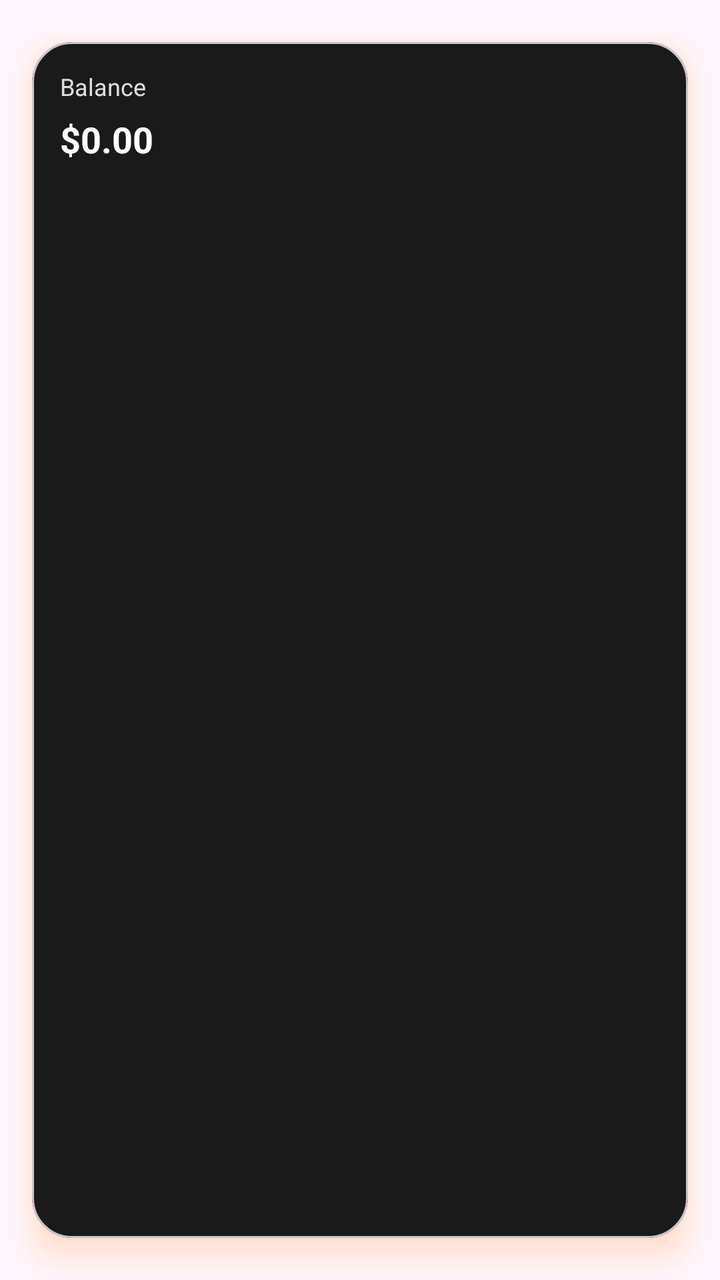
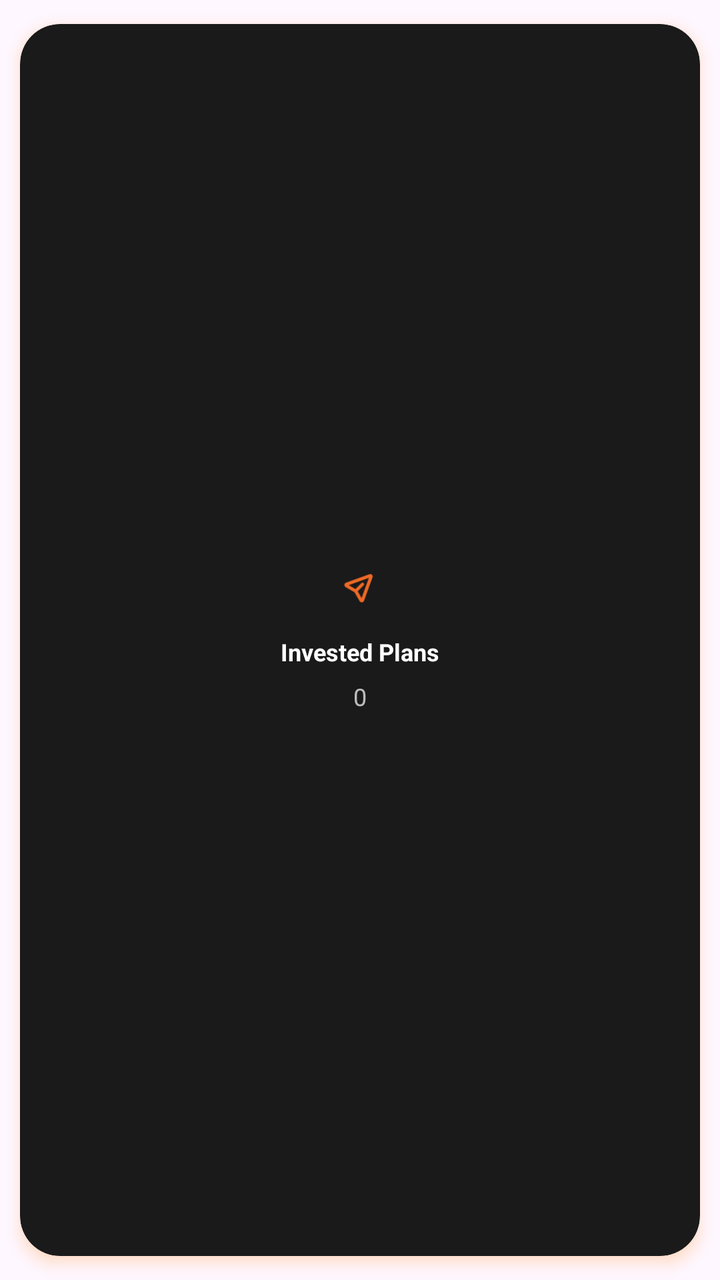

Two renders of the same Android screen: before a commit and after it. Below are the layout's source before the change and the commit's diff.
<!-- AndroidManifest.xml: application theme Theme.Bitbloom -->
<!-- res/layout/item_stat_small.xml -->
<?xml version="1.0" encoding="utf-8"?>
<com.google.android.material.card.MaterialCardView xmlns:android="http://schemas.android.com/apk/res/android"
    xmlns:card_view="http://schemas.android.com/apk/res-auto"
    android:layout_width="match_parent"
    android:layout_height="92dp"
    android:foreground="@drawable/ripple_dark"
    android:clickable="true"
    android:focusable="true"
    card_view:cardUseCompatPadding="true"
    card_view:cardCornerRadius="20dp"
    card_view:cardElevation="10dp"
    card_view:cardBackgroundColor="#1A1A1A"
    android:outlineAmbientShadowColor="#FF7B00"
    android:outlineSpotShadowColor="#FF7B00">

    <LinearLayout
        android:layout_width="match_parent"
        android:layout_height="match_parent"
        android:padding="14dp"
        android:orientation="vertical">

        <TextView
            android:id="@+id/tvTitle"
            android:layout_width="match_parent"
            android:layout_height="wrap_content"
            android:text="Balance"
            android:textColor="@android:color/white"
            android:textSize="12sp"
            android:alpha="0.85"/>

        <TextView
            android:id="@+id/tvValue"
            android:layout_width="match_parent"
            android:layout_height="wrap_content"
            android:layout_marginTop="6dp"
            android:text="$0.00"
            android:textColor="@android:color/white"
            android:textStyle="bold"
            android:textSize="18sp"/>
    </LinearLayout>
</com.google.android.material.card.MaterialCardView>
<!-- resources referenced by this layout -->
<resources>
  <!-- drawable ripple_dark (drawable) -->
  <?xml version="1.0" encoding="utf-8"?>
  <ripple xmlns:android="http://schemas.android.com/apk/res/android"
      android:color="#26FFFFFF">
      <item android:id="@android:id/mask">
          <shape android:shape="rectangle">
              <corners android:radius="20dp"/>
              <solid android:color="#FFFFFFFF"/>
          </shape>
      </item>
  </ripple>
  <style name="Theme.Bitbloom" parent="Base.Theme.Bitbloom">
          
          <item name="editTextStyle">@style/Widget.MXG.EditText.WhiteCursor</item>
          <item name="android:editTextStyle">@style/Widget.MXG.EditText.WhiteCursor</item>
  
          
          <item name="android:textCursorDrawable">@drawable/cursor_white</item>
      </style>
  <style name="Base.Theme.Bitbloom" parent="Theme.Material3.DayNight.NoActionBar">
          <item name="android:statusBarColor">@color/mxg_black</item>
          <item name="colorPrimary">@color/mxg_white</item>
          <item name="android:navigationBarColor">@color/mxg_black</item>
          <item name="android:datePickerDialogTheme">@style/BitbloomDatePickerTheme</item>
      </style>
  <style name="Widget.MXG.EditText.WhiteCursor" parent="Widget.AppCompat.EditText">
          <item name="android:textCursorDrawable">@drawable/cursor_white</item>
      </style>
  <!-- drawable cursor_white (drawable) -->
  <?xml version="1.0" encoding="utf-8"?>
  <shape xmlns:android="http://schemas.android.com/apk/res/android">
      <size android:width="2dp"/>
      <solid android:color="@android:color/white"/>
      <corners android:radius="1dp"/>
  </shape>
  <color name="mxg_black">#000000</color>
  <color name="mxg_white">#FFFFFF</color>
  <style name="BitbloomDatePickerTheme" parent="ThemeOverlay.MaterialComponents.MaterialAlertDialog">
          <item name="colorAccent">@color/status_bar_color</item> 
          <item name="android:headerBackground">@color/light_status_bar_color
          </item> 
          <item name="android:colorControlHighlight">@color/status_bar_color
          </item> 
          <item name="android:colorControlActivated">@color/status_bar_color
          </item> 
          <item name="android:textColorPrimaryInverse">@color/white</item> 
          <item name="android:textColor">@color/status_bar_color</item> 
          <item name="android:textColorPrimary">?attr/colorOnBackground</item> 
      </style>
  <color name="status_bar_color">#EE6924</color>
  <color name="light_status_bar_color">#EE6924</color>
  <color name="white">#FFFFFFFF</color>
</resources>

<!-- the commit's change to res/layout/item_stat_small.xml (unified diff, before → after) -->
@@ -1,14 +1,16 @@
 <?xml version="1.0" encoding="utf-8"?>
 <com.google.android.material.card.MaterialCardView xmlns:android="http://schemas.android.com/apk/res/android"
     xmlns:card_view="http://schemas.android.com/apk/res-auto"
+    xmlns:app="http://schemas.android.com/apk/res-auto"
     android:layout_width="match_parent"
-    android:layout_height="92dp"
+    android:layout_height="wrap_content"
     android:foreground="@drawable/ripple_dark"
     android:clickable="true"
     android:focusable="true"
     card_view:cardUseCompatPadding="true"
     card_view:cardCornerRadius="20dp"
-    card_view:cardElevation="10dp"
+    card_view:cardElevation="4dp"
+    card_view:strokeWidth="0dp"
     card_view:cardBackgroundColor="#1A1A1A"
     android:outlineAmbientShadowColor="#FF7B00"
     android:outlineSpotShadowColor="#FF7B00">
@@ -16,26 +18,41 @@
     <LinearLayout
         android:layout_width="match_parent"
         android:layout_height="match_parent"
-        android:padding="14dp"
-        android:orientation="vertical">
+        android:orientation="vertical"
+        android:gravity="center"
+        android:padding="12dp">
 
+        <ImageView
+            android:id="@+id/icon"
+            android:layout_width="20dp"
+            android:layout_height="20dp"
+            android:layout_marginBottom="6dp"
+            android:src="@drawable/ic_plans"
+            app:tint="@color/orange" />
+
+        
         <TextView
             android:id="@+id/tvTitle"
-            android:layout_width="match_parent"
+            android:layout_width="wrap_content"
             android:layout_height="wrap_content"
-            android:text="Balance"
-            android:textColor="@android:color/white"
+            android:layout_marginTop="8dp"
+            android:maxLines="1"
+            android:ellipsize="end"
+            android:text="@string/fragment_stack_invested_plans"
+            android:textColor="@color/white"
             android:textSize="12sp"
-            android:alpha="0.85"/>
+            android:textStyle="bold" />
 
+        
         <TextView
             android:id="@+id/tvValue"
-            android:layout_width="match_parent"
+            android:layout_width="wrap_content"
             android:layout_height="wrap_content"
             android:layout_marginTop="6dp"
-            android:text="$0.00"
-            android:textColor="@android:color/white"
-            android:textStyle="bold"
-            android:textSize="18sp"/>
+            android:maxLines="1"
+            android:ellipsize="end"
+            android:text="0"
+            android:textColor="@color/grey"
+            android:textSize="12sp" />
     </LinearLayout>
 </com.google.android.material.card.MaterialCardView>
<!-- resource entries referenced after the edit -->
@@ -1,5 +1,7 @@
 <!-- resources referenced by this layout -->
 <resources>
+  <color name="grey">#B4FFFFFF</color>
+  <color name="orange">#EE6924</color>
   <!-- drawable ripple_dark (drawable) -->
   <?xml version="1.0" encoding="utf-8"?>
   <ripple xmlns:android="http://schemas.android.com/apk/res/android"
@@ -11,6 +13,7 @@
           </shape>
       </item>
   </ripple>
+  <string name="fragment_stack_invested_plans">Invested Plans</string>
   <style name="Theme.Bitbloom" parent="Base.Theme.Bitbloom">
           
           <item name="editTextStyle">@style/Widget.MXG.EditText.WhiteCursor</item>
@@ -52,5 +55,20 @@
   <color name="status_bar_color">#EE6924</color>
   <color name="light_status_bar_color">#EE6924</color>
   <color name="white">#FFFFFFFF</color>
+  <!-- drawable ic_plans (drawable) -->
+  <vector xmlns:android="http://schemas.android.com/apk/res/android"
+      android:width="27dp"
+      android:height="27dp"
+      android:viewportWidth="27"
+      android:viewportHeight="27">
+    <group>
+      <clip-path
+          android:pathData="M0.021,0.583h26v26h-26z"/>
+      <path
+          android:pathData="M19.511,7.094L5.87,12.027L10.414,14.657L14.421,10.649C14.625,10.446 14.9,10.331 15.188,10.332C15.475,10.332 15.751,10.446 15.954,10.649C16.157,10.852 16.271,11.128 16.271,11.415C16.271,11.703 16.156,11.978 15.953,12.182L11.945,16.19L14.577,20.733L19.511,7.094ZM19.861,4.663C21.155,4.194 22.41,5.449 21.941,6.743L16.219,22.565C15.748,23.863 13.976,24.021 13.284,22.826L9.799,16.805L3.778,13.32C2.583,12.628 2.741,10.856 4.039,10.385L19.861,4.663Z"
+          android:fillColor="#BDBDBD"
+          android:fillType="evenOdd"/>
+    </group>
+  </vector>
 </resources>
 
